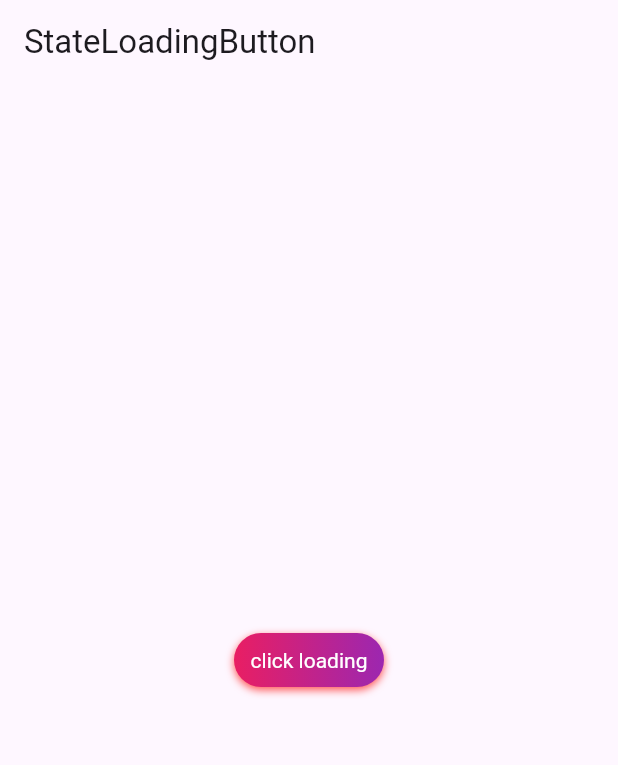
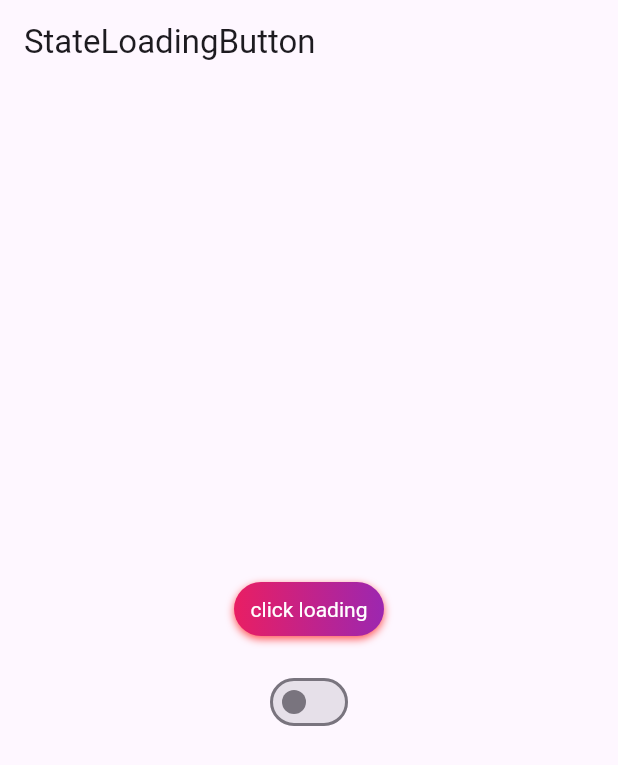
Before and after one commit to SnowFeng/state_loading_button, a Flutter app: the screen it shows after launch, on a phone screen of 412 x 824 dp. Shown: the top 765 px of the screen. Run offline on Flutter 3.47's test engine with Material 3 defaults, Android fonts, the phone set to English and light mode, and no system bars.

Commit message:
feat:线性进度条新增反转显示

```diff
--- a/example/lib/main.dart
+++ b/example/lib/main.dart
@@ -20,6 +20,8 @@ class _MyAppState extends State<MyApp> {
 
   final ButtonProgressNotifier _progressNotifier = ButtonProgressNotifier();
 
+  bool isReverse = false;
+
   @override
   void initState() {
     super.initState();
@@ -33,7 +35,10 @@ class _MyAppState extends State<MyApp> {
           title: const Text('StateLoadingButton'),
         ),
         body: Center(
-          child: AnimatedButton(
+          child: Column(
+            mainAxisSize: MainAxisSize.min,
+            children: [
+              AnimatedButton(
                 buttonBuilder: (state) {
                   switch (state) {
                     case 'loading':
@@ -59,6 +64,7 @@ class _MyAppState extends State<MyApp> {
                       return LinearProgress(
                           height: 20,
                           width: 250,
+                          reverse: isReverse,
                           background: Colors.blue,
                           foreground: Colors.orangeAccent,
                           foregroundGradient: const LinearGradient(colors: [Colors.orangeAccent,Colors.pink]),
@@ -77,6 +83,7 @@ class _MyAppState extends State<MyApp> {
                               ProgressType.determinate);
                     case 'paused':
                       return CircularProgress(
+                          reverse: isReverse,
                           textStyle: const TextStyle(color: Colors.redAccent, fontSize: 8),
                           prefix: '前缀很长很长\n',
                           prefixStyle:
@@ -97,6 +104,7 @@ class _MyAppState extends State<MyApp> {
                       return RectangleProgress(
                         width: 100,
                         height: 50,
+                        reverse: isReverse,
                         progressType: ProgressType.determinate,
                         borderRadius: BorderRadius.circular(10),
                         indeterminateText: '无进度值',
@@ -105,14 +113,16 @@ class _MyAppState extends State<MyApp> {
                         progressBackground: Colors.purpleAccent,
                       );
                     case 'complete':
-                  return const LinearProgress(
+                      return LinearProgress(
+                          reverse: isReverse,
                           progressType:
                               ProgressType.indeterminate,
-                      shadows: [BoxShadow(color: Colors.black,offset: Offset(0, 2),blurRadius: 5)],
-                      foregroundGradient: LinearGradient(colors: [Colors.red,Colors.yellow]),
+                          shadows: [const BoxShadow(color: Colors.black,offset: Offset(0, 2),blurRadius: 5)],
+                          foregroundGradient: const LinearGradient(colors: [Colors.red,Colors.yellow]),
                           height: 10);
                     case 'error':
                       return CircularProgress(
+                          reverse: isReverse,
                           progressType:
                               ProgressType.indeterminate,
                           foregroundGradient: const SweepGradient(colors: [Colors.orange, Colors.purpleAccent]),
@@ -122,6 +132,7 @@ class _MyAppState extends State<MyApp> {
                           radius: 40);
                     case 'polygon':
                       return PolygonProgress(
+                        reverse: isReverse,
                         width: 150,
                         progressType: ProgressType.determinate,
                         borderRadius: 15,
@@ -228,6 +239,14 @@ class _MyAppState extends State<MyApp> {
                   }
                 },
               ),
+              const SizedBox(height: 20,),
+              Switch(value: isReverse, onChanged: (value){
+                setState(() {
+                  isReverse = value;
+                });
+              })
+            ],
+          ),
         ),
       ),
     );
```
Also changed, not shown: 1 other file. Lines whose indentation alone changed are shown as unchanged.
